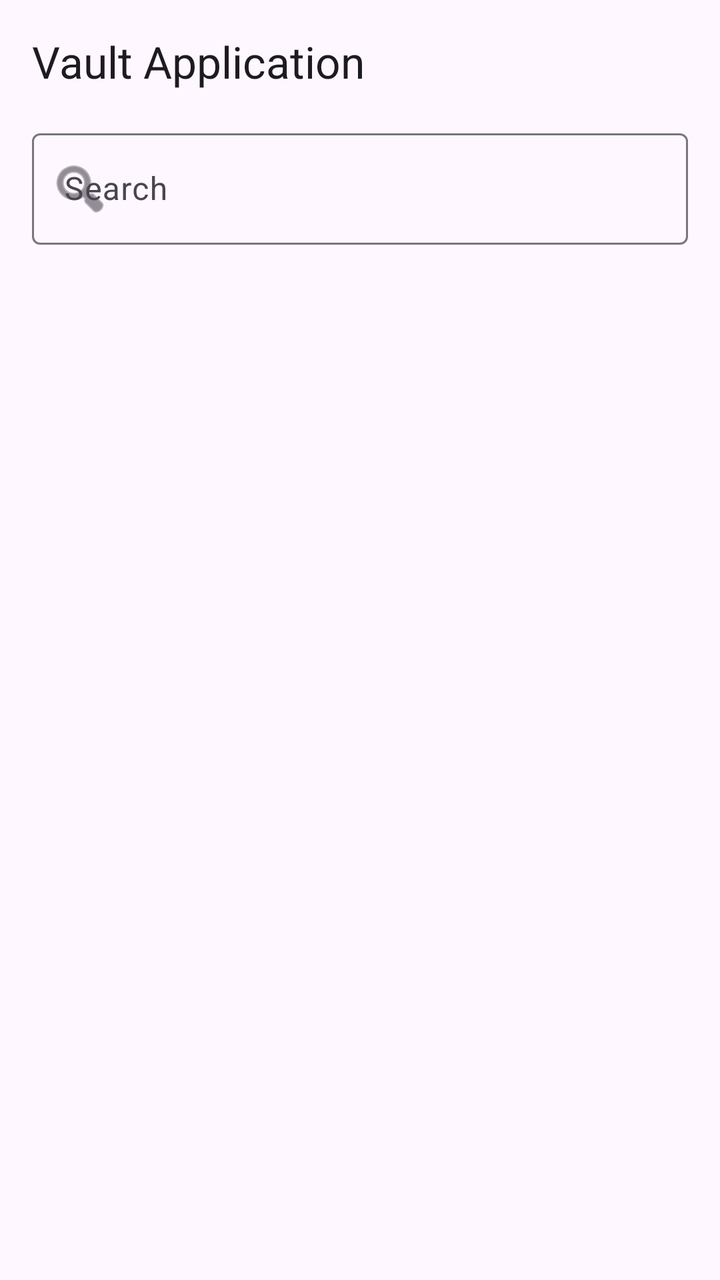
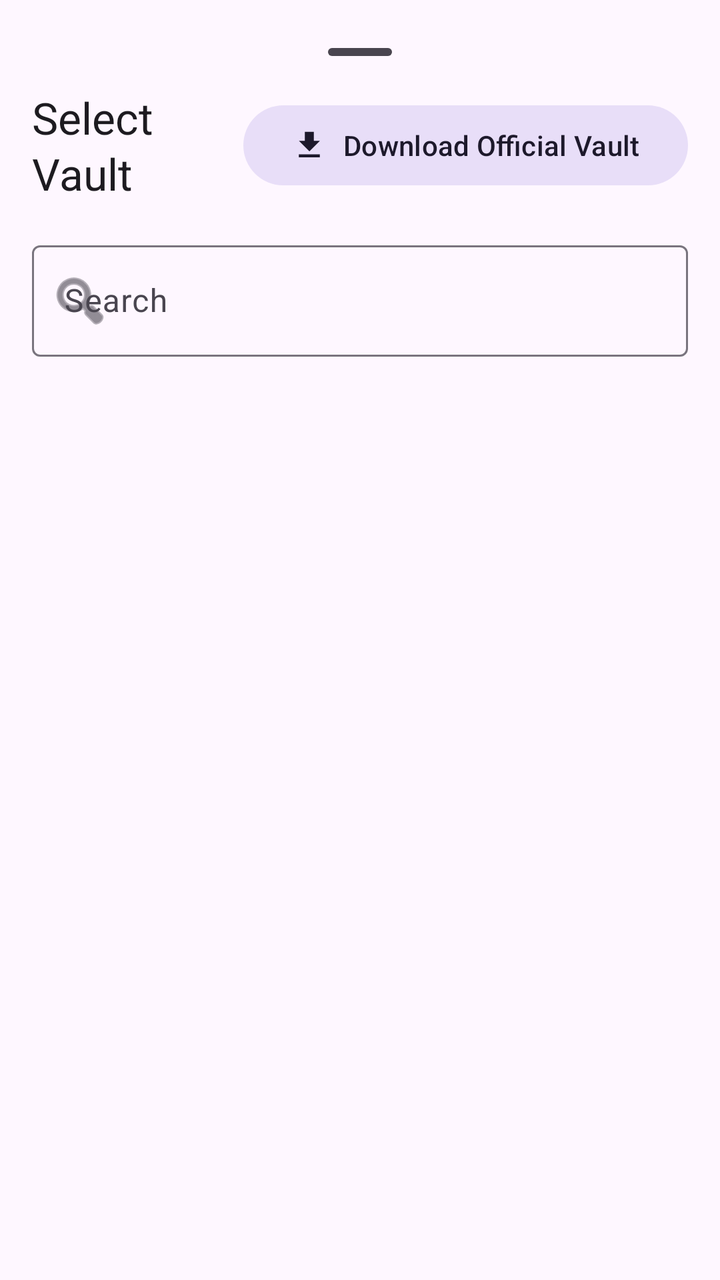

Two renders of the same Android screen: before a commit and after it. Below are the layout's source before the change and the commit's diff.
<!-- AndroidManifest.xml: application theme Theme.App -->
<!-- res/layout/dialog_vault_selection.xml -->
<?xml version="1.0" encoding="utf-8"?>
<LinearLayout xmlns:android="http://schemas.android.com/apk/res/android"
    xmlns:app="http://schemas.android.com/apk/res-auto"
    android:layout_width="match_parent"
    android:layout_height="match_parent"
    android:orientation="vertical"
    android:background="?android:attr/colorBackground"
    android:paddingTop="16dp">

    <TextView
        android:layout_width="match_parent"
        android:layout_height="wrap_content"
        android:paddingHorizontal="16dp"
        android:paddingBottom="16dp"
        android:text="@string/vault_package"
        android:textAppearance="?attr/textAppearanceTitleLarge"
        android:textColor="?android:attr/textColorPrimary" />

    <com.google.android.material.textfield.TextInputLayout
        android:layout_width="match_parent"
        android:layout_height="wrap_content"
        android:layout_marginHorizontal="16dp"
        android:layout_marginBottom="8dp"
        app:endIconMode="clear_text"
        app:boxBackgroundMode="outline"
        app:startIconDrawable="@android:drawable/ic_menu_search">

        <com.google.android.material.textfield.TextInputEditText
            android:id="@+id/search_bar"
            android:layout_width="match_parent"
            android:layout_height="wrap_content"
            android:hint="@android:string/search_go"
            android:inputType="text"
            android:maxLines="1" />
    </com.google.android.material.textfield.TextInputLayout>

    <FrameLayout
        android:layout_width="match_parent"
        android:layout_height="0dp"
        android:layout_weight="1"
        android:minHeight="250dp">

        <ProgressBar
            android:id="@+id/progress_bar"
            android:layout_width="wrap_content"
            android:layout_height="wrap_content"
            android:layout_gravity="center"
            android:visibility="gone" />

        <androidx.recyclerview.widget.RecyclerView
            android:id="@+id/recycler_view"
            android:layout_width="match_parent"
            android:layout_height="match_parent"
            android:clipToPadding="false"
            android:paddingBottom="16dp" />
    </FrameLayout>

</LinearLayout>
<!-- resources referenced by this layout -->
<resources>
  <string name="vault_package">Vault Application</string>
  <style name="Theme.App" parent="Theme.Material3.DayNight.NoActionBar">
          <item name="android:windowLayoutInDisplayCutoutMode">shortEdges</item>
  
          <item name="android:navigationBarColor">@android:color/transparent</item>
          <item name="android:statusBarColor">@android:color/transparent</item>
      </style>
</resources>

<!-- the commit's change to res/layout/dialog_vault_selection.xml (unified diff, before → after) -->
@@ -6,15 +6,38 @@
     android:orientation="vertical"
     android:background="?android:attr/colorBackground"
     android:paddingTop="16dp">
+    <View
+        android:layout_width="32dp"
+        android:layout_height="4dp"
+        android:layout_gravity="center_horizontal"
+        android:layout_marginTop="8dp"
+        android:layout_marginBottom="16dp"
+        android:background="@drawable/drag_handle_bg" />
 
-    <TextView
+    <LinearLayout
         android:layout_width="match_parent"
         android:layout_height="wrap_content"
+        android:orientation="horizontal"
         android:paddingHorizontal="16dp"
         android:paddingBottom="16dp"
-        android:text="@string/vault_package"
-        android:textAppearance="?attr/textAppearanceTitleLarge"
-        android:textColor="?android:attr/textColorPrimary" />
+        android:gravity="center_vertical">
+
+        <TextView
+            android:layout_width="0dp"
+            android:layout_height="wrap_content"
+            android:layout_weight="1"
+            android:text="@string/select_vault"
+            android:textAppearance="?attr/textAppearanceTitleLarge"
+            android:textColor="?android:attr/textColorPrimary" />
+
+        <Button
+            android:id="@+id/download_vault_btn"
+            style="@style/Widget.Material3.Button.TonalButton"
+            android:layout_width="wrap_content"
+            android:layout_height="wrap_content"
+            android:text="@string/download_sakshi_vault"
+            app:icon="@drawable/ic_download" />
+    </LinearLayout>
 
     <com.google.android.material.textfield.TextInputLayout
         android:layout_width="match_parent"
<!-- resource entries referenced after the edit -->
@@ -1,6 +1,25 @@
 <!-- resources referenced by this layout -->
 <resources>
-  <string name="vault_package">Vault Application</string>
+  <!-- drawable drag_handle_bg (drawable) -->
+  <?xml version="1.0" encoding="utf-8"?>
+  <shape xmlns:android="http://schemas.android.com/apk/res/android"
+      android:shape="rectangle">
+      <solid android:color="?android:attr/textColorSecondary" />
+      <corners android:radius="2dp" />
+  </shape>
+  <!-- drawable ic_download (drawable) -->
+  <vector xmlns:android="http://schemas.android.com/apk/res/android"
+      android:width="24dp"
+      android:height="24dp"
+      android:viewportWidth="24"
+      android:viewportHeight="24"
+      android:tint="?attr/colorControlNormal">
+    <path
+        android:fillColor="@android:color/white"
+        android:pathData="M19,9h-4V3H9v6H5l7,7 7,-7zM5,18v2h14v-2H5z"/>
+  </vector>
+  <string name="download_sakshi_vault">Download Official Vault</string>
+  <string name="select_vault">Select Vault</string>
   <style name="Theme.App" parent="Theme.Material3.DayNight.NoActionBar">
           <item name="android:windowLayoutInDisplayCutoutMode">shortEdges</item>
   
